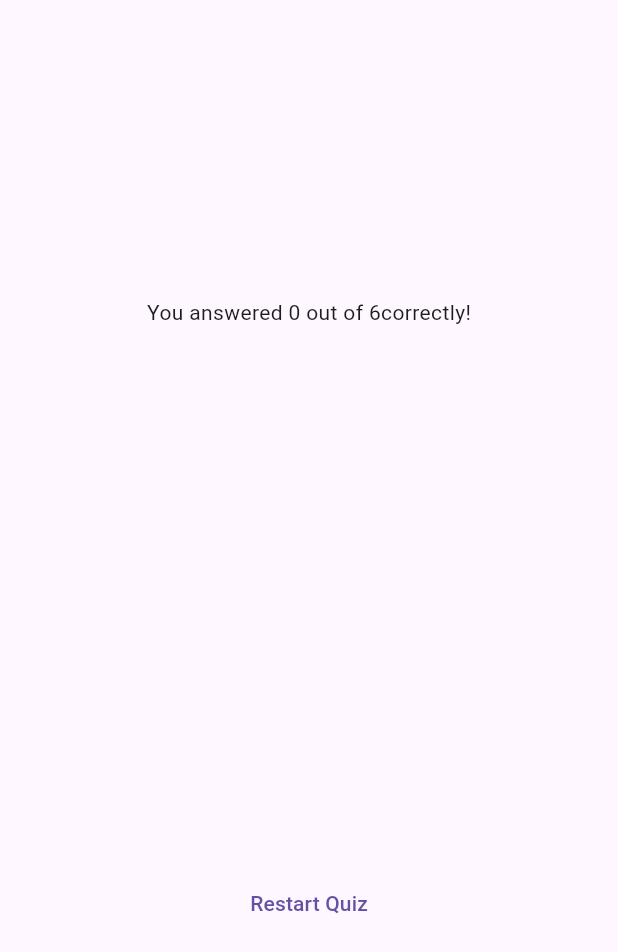
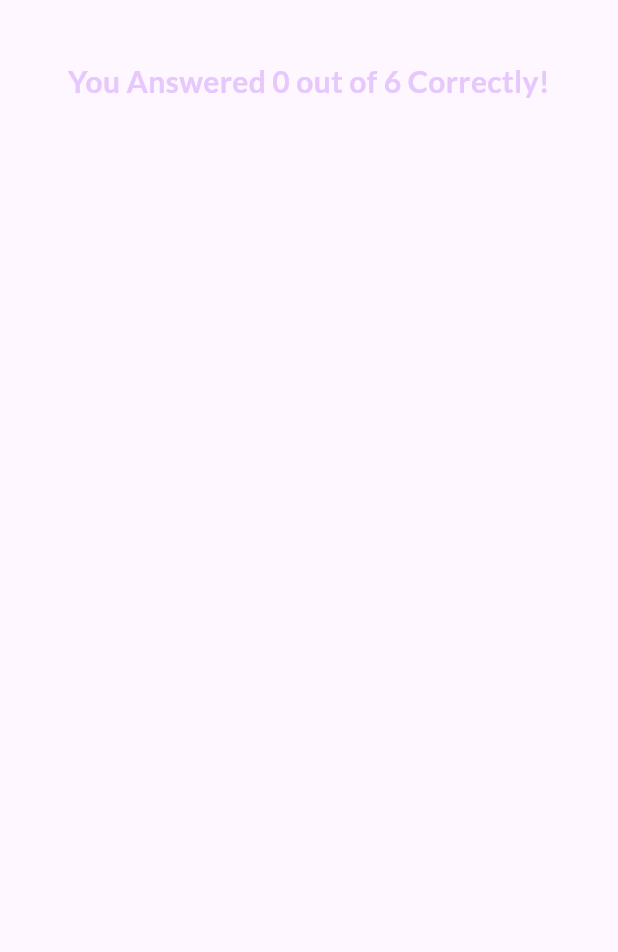
Before and after one commit to IRSAGE/Quiz-App, a Flutter app: the ResultsScreeen widget shown alone on an empty page, opened directly with empty values, on a phone screen of 412 x 824 dp. Shown: the top 952 px of the screen. Run offline on Flutter 3.47's test engine with Material 3 defaults, Android fonts, the phone set to English and light mode, and no system bars; our stand-ins replace google_fonts.

Commit message:
Styling Results Sreen

```diff
--- /dev/null
+++ b/lib/questions_summary/questions_summary.dart
@@ -0,0 +1,22 @@
+import 'package:adv_basics/questions_summary/summary_item.dart';
+import 'package:flutter/material.dart';
+
+class QuestionsSummary extends StatelessWidget {
+  const QuestionsSummary(this.summaryData, {super.key});
+
+  final List<Map<String, Object>> summaryData;
+
+  @override
+  Widget build(BuildContext context) {
+    return SizedBox(
+      height: 500,
+      child: SingleChildScrollView(
+        child: Column(
+          children: summaryData.map((data) {
+            return SummaryItem(data);
+          }).toList(),
+        ),
+      ),
+    );
+  }
+}
--- a/lib/results_screeen.dart
+++ b/lib/results_screeen.dart
@@ -1,11 +1,17 @@
 import 'package:adv_basics/data/questions.dart';
-import 'package:adv_basics/questions_summary.dart';
+import 'package:adv_basics/questions_summary/questions_summary.dart';
 import 'package:flutter/material.dart';
+import 'package:google_fonts/google_fonts.dart';
 
 class ResultsScreeen extends StatelessWidget {
-  const ResultsScreeen({super.key, required this.chosenAnswers});
+  const ResultsScreeen({
+    super.key,
+    required this.chosenAnswers,
+    required this.onRestart,
+  });
 
   final List<String> chosenAnswers;
+  final void Function() onRestart;
 
   List<Map<String, Object>> getSummaryData() {
     final List<Map<String, Object>> summary = [];
@@ -34,19 +40,31 @@ class ResultsScreeen extends StatelessWidget {
       child: Container(
         margin: const EdgeInsets.all(40),
         child: Column(
-          mainAxisAlignment: MainAxisAlignment.center,
+          mainAxisAlignment: MainAxisAlignment.spaceBetween,
           children: [
             Text(
-              "You answered ${numCorrectQuestions.toString()} out of ${numTotalQuestions.toString()}correctly!",
+              "You Answered $numCorrectQuestions out of $numTotalQuestions Correctly!",
+              style: GoogleFonts.lato(
+                color: const Color.fromARGB(255, 230, 200, 253),
+                fontSize: 20,
+                fontWeight: FontWeight.bold,
+              ),
+              textAlign: TextAlign.center,
             ),
             const SizedBox(
-              height: 30,
+              height: 20,
             ),
             QuestionsSummary(summaryData),
             const SizedBox(
-              height: 30,
+              height: 20,
             ),
-            TextButton(onPressed: () {}, child: const Text("Restart Quiz"))
+            TextButton.icon(
+                onPressed: onRestart,
+                style: TextButton.styleFrom(
+                  foregroundColor: Colors.white,
+                ),
+                icon: const Icon(Icons.refresh),
+                label: const Text("Restart Quiz"))
           ],
         ),
       ),
```
Also changed, not shown: lib/questions_summary.dart (deleted, +0 -35 lines), lib/questions_summary/questions_identifier.dart (added, +33 -0 lines), lib/questions_summary/summary_item.dart (added, +55 -0 lines), lib/quiz.dart (+8 -1 lines).
